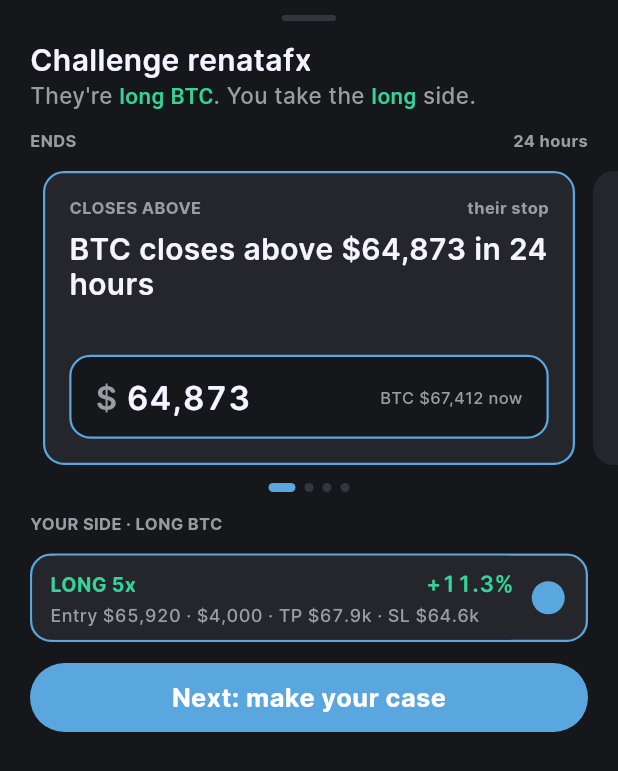
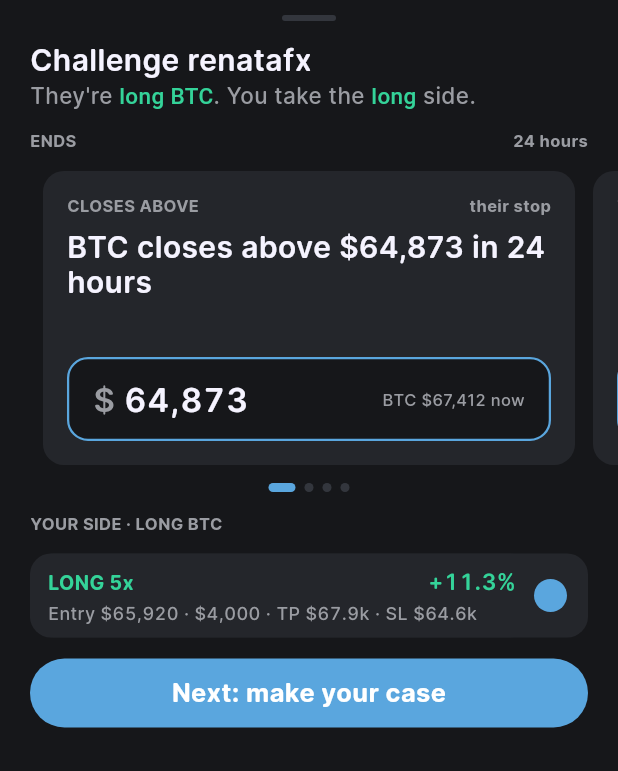
Before and after one commit to VistaMarkets/VistaColosseum, a Flutter app: the ChallengeSheet widget shown alone on an empty page, opened directly with sample values from the repository, on a phone screen of 412 x 824 dp. Shown: the top 771 px of the screen. Run offline on Flutter 3.47's test engine with Material 3 defaults, Android fonts, the phone set to English and light mode, and no system bars; our stand-ins replace flutter_svg; project files that could hold a hidden picture were left out.

Commit message:
Challenge sheet: no blue outline on the cards or your side
Co-Authored-By: Claude Opus 5.5 <noreply@anthropic.com>

```diff
--- a/app/lib/features/arena/challenge_sheet.dart
+++ b/app/lib/features/arena/challenge_sheet.dart
@@ -267,7 +267,6 @@ class _ChallengeSheetState extends State<ChallengeSheet> {
                       key: ValueKey('challenge-card-$i'),
                       option: _options[i],
                       ticker: _ticker,
-                      picked: i == _page,
                     ),
                   ),
                 ),
@@ -308,10 +307,6 @@ class _ChallengeSheetState extends State<ChallengeSheet> {
                       decoration: BoxDecoration(
                         color: VistaColors.surface,
                         borderRadius: BorderRadius.circular(14),
-                        border: Border.all(
-                          color: VistaColors.accent,
-                          width: 1.5,
-                        ),
                       ),
                       clipBehavior: Clip.antiAlias,
                       child: Row(
@@ -352,32 +347,21 @@ class _ChallengeSheetState extends State<ChallengeSheet> {
 }
 
 /// A ready-made challenge: the wording and where its price came from, the
-/// whole sentence, and its price field. The one in view is outlined.
+/// whole sentence, and its price field.
 class _ChallengeCard extends StatelessWidget {
-  const _ChallengeCard({
-    super.key,
-    required this.option,
-    required this.ticker,
-    required this.picked,
-  });
+  const _ChallengeCard({super.key, required this.option, required this.ticker});
 
   final _Option option;
   final String ticker;
-  final bool picked;
 
   @override
   Widget build(BuildContext context) {
     final label = VistaType.labelStrong.copyWith(color: VistaColors.textMuted);
-    return AnimatedContainer(
-      duration: VistaMotion.state,
+    return Container(
       padding: const EdgeInsets.all(VistaSpace.gutter),
       decoration: BoxDecoration(
         color: VistaColors.surface,
         borderRadius: BorderRadius.circular(14),
-        border: Border.all(
-          color: picked ? VistaColors.accent : Colors.transparent,
-          width: 1.5,
-        ),
       ),
       child: Column(
         crossAxisAlignment: CrossAxisAlignment.start,
```
